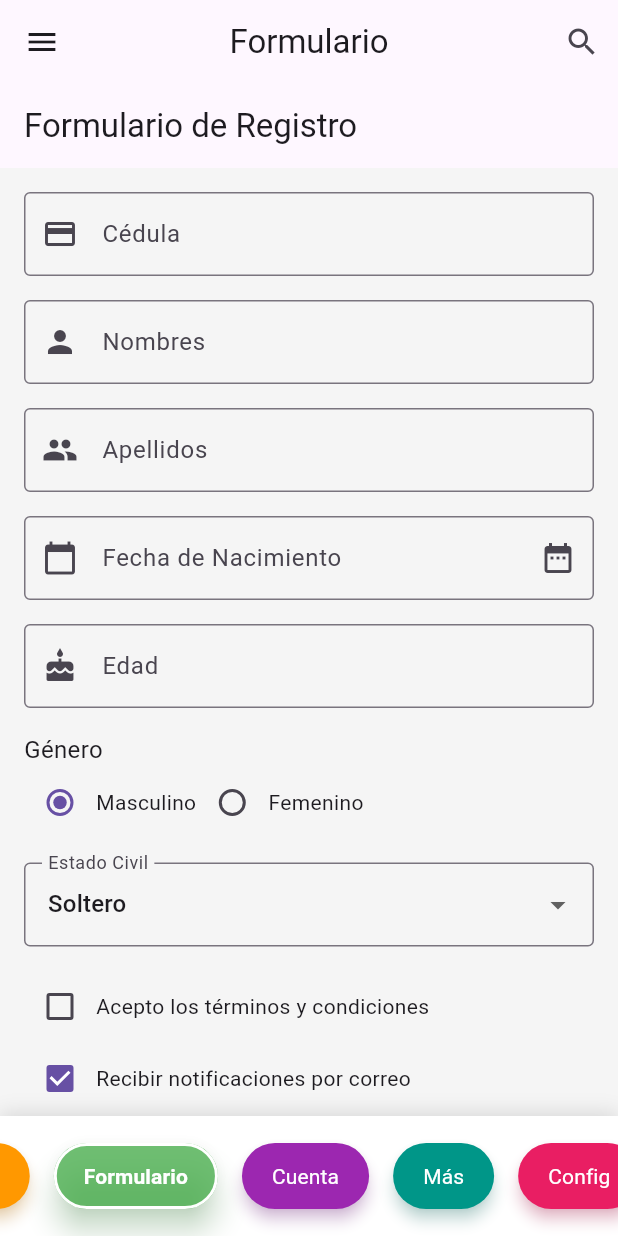
After one commit to chrisShikayri/bottones, a Flutter app: the screen it shows after launch, after a tap on "Formulario", on a phone screen of 412 x 824 dp. The commit adds this screen. Run offline on Flutter 3.47's test engine with Material 3 defaults, Android fonts, the phone set to English and light mode, and no system bars.

Commit message:
botones,menu drawer,formulario

```diff
--- a/lib/main.dart
+++ b/lib/main.dart
@@ -1,3 +1,4 @@
+import 'package:bottom/screens/form_page.dart';
 import 'package:flutter/material.dart';
 
 void main() => runApp(MyApp());
@@ -8,7 +9,7 @@ class MyApp extends StatelessWidget {
   @override
   Widget build(BuildContext context) {
     return MaterialApp(
-      title: 'App con Drawer y Botones Deslizables',
+      title: 'App con Drawer, Botones y Formulario',
       theme: ThemeData(
         primarySwatch: Colors.blue,
         scaffoldBackgroundColor: Colors.grey[100],
@@ -36,36 +37,30 @@ class _MyHomePageState extends State<MyHomePage> {
     'Inicio',
     'Pedidos',
     'Favoritos',
+    'Formulario', //precionar para ver el formulario
     'Cuenta',
     'Más',
     'Config',
-    'Ayuda',
-    'Historial',
-    'Promociones',
   ];
 
   final List<Color> _colors = [
     Colors.blue,
     Colors.red,
     Colors.orange,
-    Colors.green,
+    Colors.green, // Color para el botón del formulario
     Colors.purple,
     Colors.teal,
     Colors.pink,
-    Colors.indigo,
-    Colors.amber,
   ];
 
   final List<Widget> _pages = [
-    Center(child: Text('Página de Inicio', style: TextStyle(fontSize: 24))),
+    Center(child: Text('Página de Inicio, porfa ir al formulario hasta nuevas acualizaciones , completar todos los campos de formulario', style: TextStyle(fontSize: 24))),
     Center(child: Text('Página de Pedidos', style: TextStyle(fontSize: 24))),
     Center(child: Text('Página de Favoritos', style: TextStyle(fontSize: 24))),
+    FormPage(), // Formulario integrado aquí
     Center(child: Text('Página de Cuenta', style: TextStyle(fontSize: 24))),
     Center(child: Text('Página de Más Opciones', style: TextStyle(fontSize: 24))),
     Center(child: Text('Página de Configuración', style: TextStyle(fontSize: 24))),
-    Center(child: Text('Página de Ayuda', style: TextStyle(fontSize: 24))),
-    Center(child: Text('Página de Historial', style: TextStyle(fontSize: 24))),
-    Center(child: Text('Página de Promociones', style: TextStyle(fontSize: 24))),
   ];
 
   void _onButtonTapped(int index) {
@@ -182,7 +177,7 @@ class _MyHomePageState extends State<MyHomePage> {
                 ),
                 SizedBox(height: 10),
                 Text(
-                  'christopher-jimenez Demo',
+                  'christoopher jimenez Demo',
                   style: TextStyle(
                     color: Colors.white,
                     fontSize: 18,
@@ -190,7 +185,7 @@ class _MyHomePageState extends State<MyHomePage> {
                   ),
                 ),
                 Text(
-                  'christopher-D.Jimenez@demo.com',
+                  'jimenez@demo.com',
                   style: TextStyle(
                     // ignore: deprecated_member_use
                     color: Colors.white.withOpacity(0.8),
@@ -201,7 +196,7 @@ class _MyHomePageState extends State<MyHomePage> {
           ),
           ListTile(
             leading: Icon(Icons.home, color: Colors.blue),
-            title: Text('Inicio'),
+            title: Text('Tareas'),
             onTap: () {
               _onButtonTapped(0);
               Navigator.pop(context);
@@ -223,18 +218,18 @@ class _MyHomePageState extends State<MyHomePage> {
               Navigator.pop(context);
             },
           ),
+          ListTile(
+            leading: Icon(Icons.assignment, color: Colors.green),
+            title: Text('Formulario'),
+            onTap: () {
+              _onButtonTapped(3); // Índice del formulario
+              Navigator.pop(context);
+            },
+          ),
           Divider(),
           ListTile(
             leading: Icon(Icons.settings, color: Colors.grey),
             title: Text('Configuración'),
-            onTap: () {
-              _onButtonTapped(5);
-              Navigator.pop(context);
-            },
-          ),
-          ListTile(
-            leading: Icon(Icons.help, color: Colors.grey),
-            title: Text('Ayuda'),
             onTap: () {
               _onButtonTapped(6);
               Navigator.pop(context);
@@ -245,7 +240,6 @@ class _MyHomePageState extends State<MyHomePage> {
             leading: Icon(Icons.exit_to_app, color: Colors.grey),
             title: Text('Cerrar sesión'),
             onTap: () {
-              // Aquí iría la lógica para cerrar sesión
               Navigator.pop(context);
             },
           ),
--- /dev/null
+++ b/lib/screens/form_page.dart
@@ -0,0 +1,344 @@
+import 'package:flutter/material.dart';
+
+class FormPage extends StatefulWidget {
+  const FormPage({super.key});
+
+  @override
+  // ignore: library_private_types_in_public_api
+  _FormPageState createState() => _FormPageState();
+}
+
+class _FormPageState extends State<FormPage> {
+  final _formKey = GlobalKey<FormState>();
+  final TextEditingController _cedulaController = TextEditingController();
+  final TextEditingController _nombresController = TextEditingController();
+  final TextEditingController _apellidosController = TextEditingController();
+  final TextEditingController _fechaNacimientoController = TextEditingController();
+  final TextEditingController _edadController = TextEditingController();
+
+  String _genero = 'masculino';
+  String _estadoCivil = 'soltero';
+  bool _aceptaTerminos = false;
+  bool _recibirNotificaciones = true;
+  DateTime? _fechaNacimiento;
+
+  final List<String> _estadosCiviles = [
+    'soltero',
+    'casado',
+    'divorciado',
+    'viudo',
+    'unión libre'
+  ];
+
+  @override
+  void dispose() {
+    _cedulaController.dispose();
+    _nombresController.dispose();
+    _apellidosController.dispose();
+    _fechaNacimientoController.dispose();
+    _edadController.dispose();
+    super.dispose();
+  }
+
+  void _calcularEdad() {
+    if (_fechaNacimiento != null) {
+      final now = DateTime.now();
+      int edad = now.year - _fechaNacimiento!.year;
+      if (now.month < _fechaNacimiento!.month ||
+          (now.month == _fechaNacimiento!.month && now.day < _fechaNacimiento!.day)) {
+        edad--;
+      }
+      _edadController.text = edad.toString();
+    }
+  }
+
+  Future<void> _seleccionarFecha(BuildContext context) async {
+    final DateTime? picked = await showDatePicker(
+      context: context,
+      initialDate: _fechaNacimiento ?? DateTime.now(),
+      firstDate: DateTime(1900),
+      lastDate: DateTime.now(),
+    );
+
+    if (picked != null && picked != _fechaNacimiento) {
+      setState(() {
+        _fechaNacimiento = picked;
+        _fechaNacimientoController.text = DateFormat('dd/MM/yyyy').format(picked);
+        _calcularEdad();
+      });
+    }
+  }
+
+  void _enviarFormulario() {
+    if (_formKey.currentState!.validate()) {
+      if (!_aceptaTerminos) {
+        ScaffoldMessenger.of(context).showSnackBar(
+          const SnackBar(content: Text('Debe aceptar los términos y condiciones')),
+        );
+        return;
+      }
+
+      // Mostrar los datos en un diálogo
+      showDialog(
+        context: context,
+        builder: (context) => AlertDialog(
+          title: const Text('Datos del Formulario'),
+          content: SingleChildScrollView(
+            child: Column(
+              crossAxisAlignment: CrossAxisAlignment.start,
+              mainAxisSize: MainAxisSize.min,
+              children: [
+                Text('Cédula: ${_cedulaController.text}'),
+                Text('Nombres: ${_nombresController.text}'),
+                Text('Apellidos: ${_apellidosController.text}'),
+                Text('Fecha Nacimiento: ${_fechaNacimientoController.text}'),
+                Text('Edad: ${_edadController.text}'),
+                Text('Género: ${_genero == 'masculino' ? 'Masculino' : 'Femenino'}'),
+                Text('Estado Civil: ${_estadoCivil.toUpperCase()}'),
+                Text('Acepta términos: ${_aceptaTerminos ? 'Sí' : 'No'}'),
+                Text('Recibir notificaciones: ${_recibirNotificaciones ? 'Sí' : 'No'}'),
+              ],
+            ),
+          ),
+          actions: [
+            TextButton(
+              onPressed: () => Navigator.pop(context),
+              child: const Text('Cerrar'),
+            ),
+          ],
+        ),
+      );
+    }
+  }
+
+  @override
+  Widget build(BuildContext context) {
+    return Scaffold(
+      appBar: AppBar(
+        title: const Text('Formulario de Registro'),
+      ),
+      body: SingleChildScrollView(
+        padding: const EdgeInsets.all(16.0),
+        child: Form(
+          key: _formKey,
+          child: Column(
+            crossAxisAlignment: CrossAxisAlignment.start,
+            children: [
+              // Campo Cédula
+              TextFormField(
+                controller: _cedulaController,
+                decoration: const InputDecoration(
+                  labelText: 'Cédula',
+                  prefixIcon: Icon(Icons.credit_card),
+                  border: OutlineInputBorder(),
+                ),
+                keyboardType: TextInputType.number,
+                validator: (value) {
+                  if (value == null || value.isEmpty) {
+                    return 'Por favor ingrese su cédula';
+                  }
+                  if (value.length < 10) {
+                    return 'La cédula debe tener al menos 10 dígitos';
+                  }
+                  return null;
+                },
+              ),
+              const SizedBox(height: 16),
+
+              // Campo Nombres
+              TextFormField(
+                controller: _nombresController,
+                decoration: const InputDecoration(
+                  labelText: 'Nombres',
+                  prefixIcon: Icon(Icons.person),
+                  border: OutlineInputBorder(),
+                ),
+                validator: (value) {
+                  if (value == null || value.isEmpty) {
+                    return 'Por favor ingrese sus nombres';
+                  }
+                  return null;
+                },
+              ),
+              const SizedBox(height: 16),
+
+              // Campo Apellidos
+              TextFormField(
+                controller: _apellidosController,
+                decoration: const InputDecoration(
+                  labelText: 'Apellidos',
+                  prefixIcon: Icon(Icons.people),
+                  border: OutlineInputBorder(),
+                ),
+                validator: (value) {
+                  if (value == null || value.isEmpty) {
+                    return 'Por favor ingrese sus apellidos';
+                  }
+                  return null;
+                },
+              ),
+              const SizedBox(height: 16),
+
+              // Campo Fecha de Nacimiento
+              TextFormField(
+                controller: _fechaNacimientoController,
+                decoration: InputDecoration(
+                  labelText: 'Fecha de Nacimiento',
+                  prefixIcon: const Icon(Icons.calendar_today),
+                  border: const OutlineInputBorder(),
+                  suffixIcon: IconButton(
+                    icon: const Icon(Icons.date_range),
+                    onPressed: () => _seleccionarFecha(context),
+                  ),
+                ),
+                readOnly: true,
+                validator: (value) {
+                  if (value == null || value.isEmpty) {
+                    return 'Por favor seleccione su fecha de nacimiento';
+                  }
+                  return null;
+                },
+              ),
+              const SizedBox(height: 16),
+
+              // Campo Edad (autocalculado)
+              TextFormField(
+                controller: _edadController,
+                decoration: const InputDecoration(
+                  labelText: 'Edad',
+                  prefixIcon: Icon(Icons.cake),
+                  border: OutlineInputBorder(),
+                ),
+                readOnly: true,
+              ),
+              const SizedBox(height: 16),
+
+              // Radio buttons para Género
+              const Text('Género', style: TextStyle(fontSize: 16)),
+              Row(
+                children: [
+                  Radio<String>(
+                    value: 'masculino',
+                    groupValue: _genero,
+                    onChanged: (value) {
+                      setState(() {
+                        _genero = value!;
+                      });
+                    },
+                  ),
+                  const Text('Masculino'),
+                  Radio<String>(
+                    value: 'femenino',
+                    groupValue: _genero,
+                    onChanged: (value) {
+                      setState(() {
+                        _genero = value!;
+                      });
+                    },
+                  ),
+                  const Text('Femenino'),
+                ],
+              ),
+              const SizedBox(height: 16),
+
+              // Dropdown para Estado Civil
+              DropdownButtonFormField<String>(
+                value: _estadoCivil,
+                decoration: const InputDecoration(
+                  labelText: 'Estado Civil',
+                  border: OutlineInputBorder(),
+                ),
+                items: _estadosCiviles.map((estado) {
+                  return DropdownMenuItem<String>(
+                    value: estado,
+                    child: Text(estado[0].toUpperCase() + estado.substring(1)),
+                  );
+                }).toList(),
+                onChanged: (value) {
+                  setState(() {
+                    _estadoCivil = value!;
+                  });
+                },
+                validator: (value) {
+                  if (value == null || value.isEmpty) {
+                    return 'Por favor seleccione su estado civil';
+                  }
+                  return null;
+                },
+              ),
+              const SizedBox(height: 16),
+
+              // Checkbox para Términos y Condiciones
+              Row(
+                children: [
+                  Checkbox(
+                    value: _aceptaTerminos,
+                    onChanged: (value) {
+                      setState(() {
+                        _aceptaTerminos = value!;
+                      });
+                    },
+                  ),
+                  const Expanded(
+                    child: Text('Acepto los términos y condiciones'),
+                  ),
+                ],
+              ),
+
+              // Checkbox para Notificaciones
+              Row(
+                children: [
+                  Checkbox(
+                    value: _recibirNotificaciones,
+                    onChanged: (value) {
+                      setState(() {
+                        _recibirNotificaciones = value!;
+                      });
+                    },
+                  ),
+                  const Expanded(
+                    child: Text('Recibir notificaciones por correo'),
+                  ),
+                ],
+              ),
+              const SizedBox(height: 24),
+
+              // Botones de acción
+              Row(
+                mainAxisAlignment: MainAxisAlignment.spaceBetween,
+                children: [
+                  ElevatedButton(
+                    onPressed: () {
+                      Navigator.pop(context);
+                    },
+                    style: ElevatedButton.styleFrom(
+                      backgroundColor: Colors.red,
+                      padding: const EdgeInsets.symmetric(horizontal: 32, vertical: 16),
+                    ),
+                    child: const Text('Salir'),
+                  ),
+                  ElevatedButton(
+                    onPressed: _enviarFormulario,
+                    style: ElevatedButton.styleFrom(
+                      backgroundColor: Colors.green,
+                      padding: const EdgeInsets.symmetric(horizontal: 32, vertical: 16),
+                    ),
+                    child: const Text('Siguiente'),
+                  ),
+                ],
+              ),
+            ],
+          ),
+        ),
+      ),
+    );
+  }
+}
+
+class DateFormat {
+  DateFormat(String s);
+
+  String format(DateTime picked) {
+    return '${picked.day}/${picked.month}/${picked.year}';
+  }
+}
```
